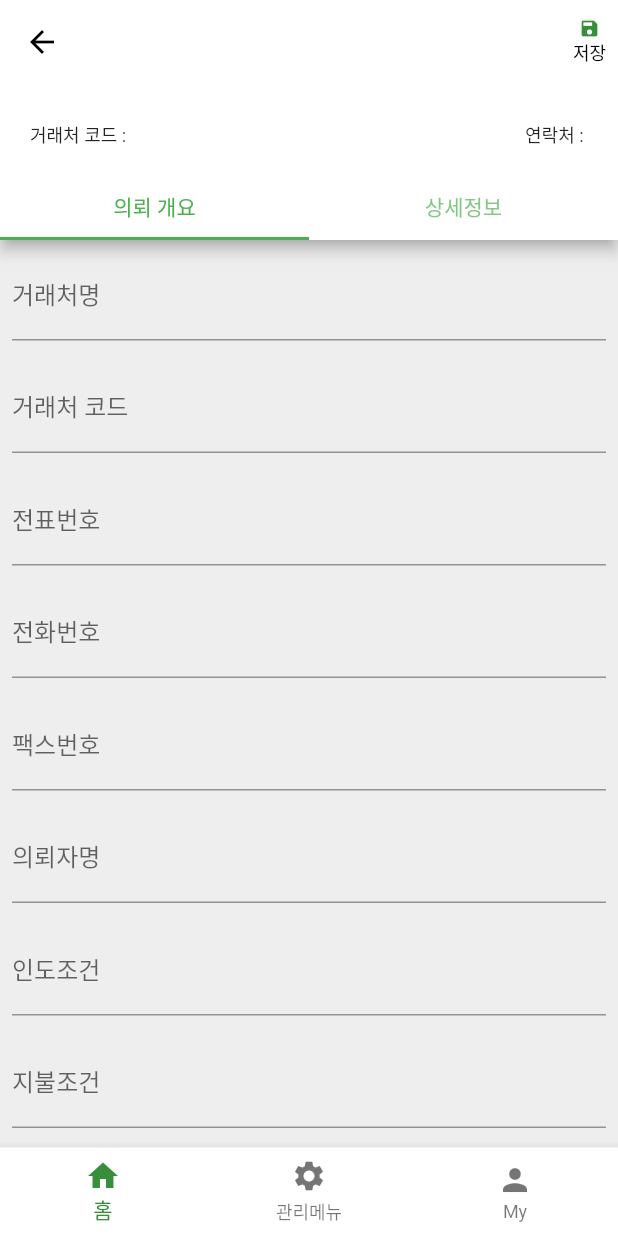
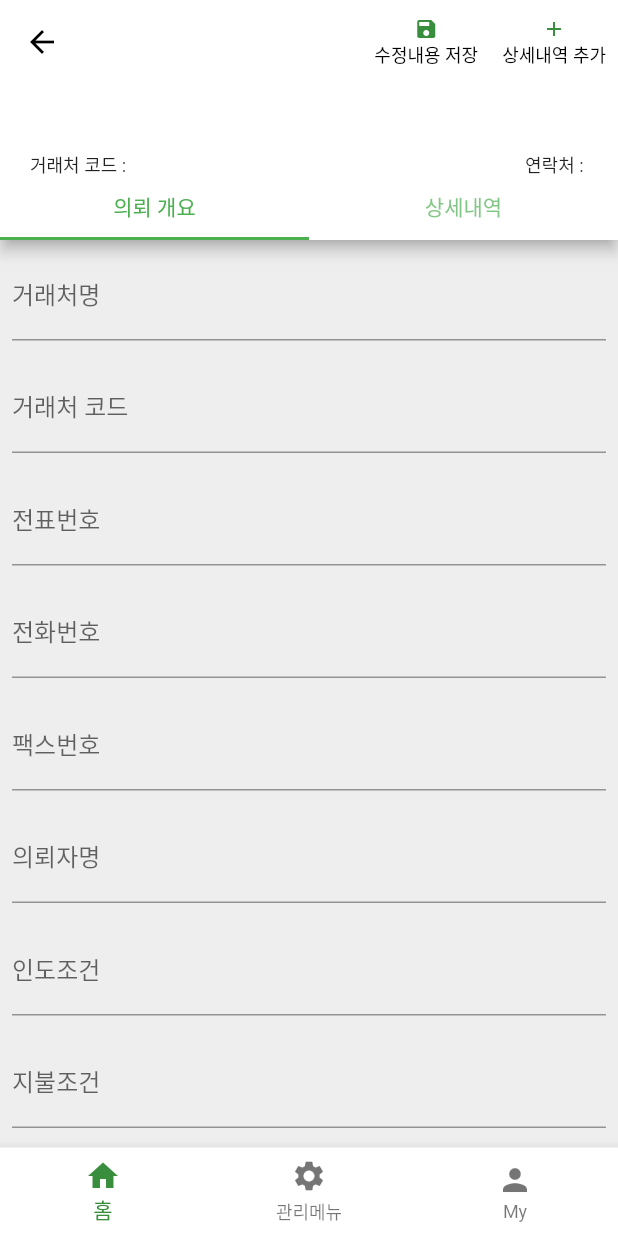
Before and after one commit to lemonsatang/helpme, a Flutter app: the AddEditPage screen opened directly, on a phone screen of 412 x 824 dp. Run offline on Flutter 3.47's test engine with Material 2 defaults, Android fonts, the phone set to English and light mode, and no system bars; network calls fail.

Commit message:
커밋은 이제 제 껍니다.
ㅎㅎㅎ

```diff
--- a/project_helpme/lib/AddEditPage.dart
+++ b/project_helpme/lib/AddEditPage.dart
@@ -134,11 +134,34 @@ class _AddEditPageState extends State<AddEditPage> {
                     children: [
                       Icon(
                         Icons.save,
-                        size: 14.0,
+                        size: 16.0,
                         color: Colors.green[700],
                       ),
                       Text(
-                        '저장',
+                        '수정내용 저장',
+                        style: TextStyle(
+                          fontSize: 12.0,
+                        ),
+                      ),
+                    ],
+                  ),
+                ),
+              ),
+              InkWell(
+                onTap: () {},
+                child: Padding(
+                  padding: EdgeInsets.fromLTRB(8.0, 0, 8.0, 0),
+                  child: Column(
+                    mainAxisAlignment: MainAxisAlignment.center,
+                    crossAxisAlignment: CrossAxisAlignment.center,
+                    children: [
+                      Icon(
+                        Icons.add,
+                        size: 16.0,
+                        color: Colors.green[700],
+                      ),
+                      Text(
+                        '상세내역 추가',
                         style: TextStyle(
                           fontSize: 12.0,
                         ),
@@ -152,7 +175,7 @@ class _AddEditPageState extends State<AddEditPage> {
               preferredSize: Size.fromHeight(160.0),
               child: Center(
                 child: Padding(
-                  padding: EdgeInsets.fromLTRB(20.0, 0, 20.0, 0),
+                  padding: EdgeInsets.fromLTRB(20.0, 40.0, 20.0, 0),
                   child: Row(
                     mainAxisAlignment: MainAxisAlignment.spaceBetween,
                     crossAxisAlignment: CrossAxisAlignment.center,
@@ -206,7 +229,7 @@ class _AddEditPageState extends State<AddEditPage> {
               labelPadding: EdgeInsets.all(10.0),
               tabs: [
                 Text('의뢰 개요'),
-                Text('상세정보'),
+                Text('상세내역'),
               ],
             ),
           ),
@@ -355,10 +378,7 @@ class _AddEditPageState extends State<AddEditPage> {
             SingleChildScrollView(
               child: SizedBox(
                 width: double.infinity,
-                child:
-                    // 임시 데이터테이블
-
-                    DataTable(
+                child: DataTable(
                   headingRowHeight: 40.0,
                   headingRowColor: MaterialStateColor.resolveWith(
                     (states) {
@@ -400,15 +420,19 @@ class _AddEditPageState extends State<AddEditPage> {
                       }),
                       cells: <DataCell>[
                         DataCell(Text('$index')),
-                        DataCell(Text('끼요오오오오옷')),
-                        DataCell(Text('끼에에엑')),
+                        DataCell(
+                          Text('끼요오오오오옷'),
+                          onTap: () {},
+                        ),
+                        DataCell(
+                          Text('끼에에엑'),
+                          onTap: () {},
+                        ),
                         DataCell(Text('끄아아악')),
                       ],
                     ),
                   ),
                 ),
-
-                // 임시 데이터테이블
               ),
             ), // 두번재 탭
           ],
```
Also changed, not shown: project_helpme/lib/main.dart (+62 -3 lines).
